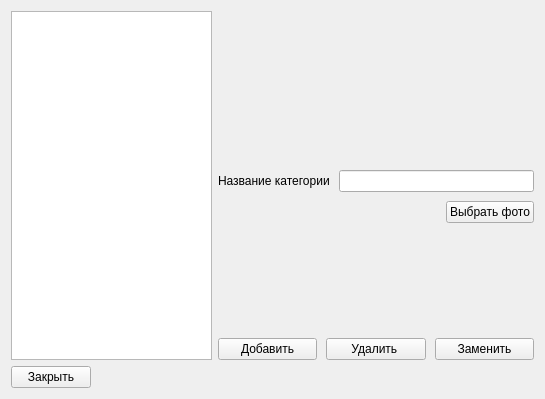
First picture: the form in categories.ui, repository pi18a-group-dynamics/First-Team, before the edit.
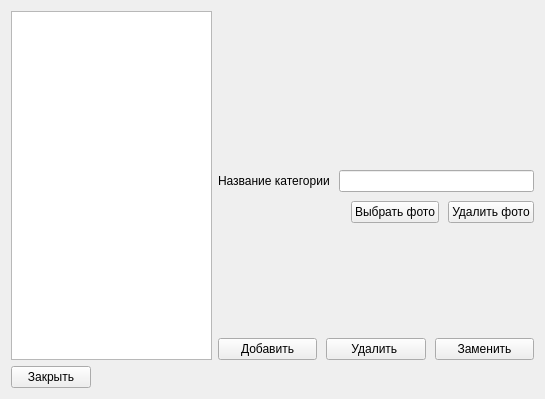
Second picture: the form after the edit. Custom widgets are drawn as their Qt base class.

Commit message: Implemented change photo for category

```diff
--- a/categories.ui
+++ b/categories.ui
@@ -91,6 +91,13 @@
          </property>
         </widget>
        </item>
+       <item>
+        <widget class="QPushButton" name="erase_photo_btn_">
+         <property name="text">
+          <string>Удалить фото</string>
+         </property>
+        </widget>
+       </item>
       </layout>
      </item>
      <item>
```
Left out of the diff: 2 changed lines with no effect on the pictures. The commit also changes 2 other files.
